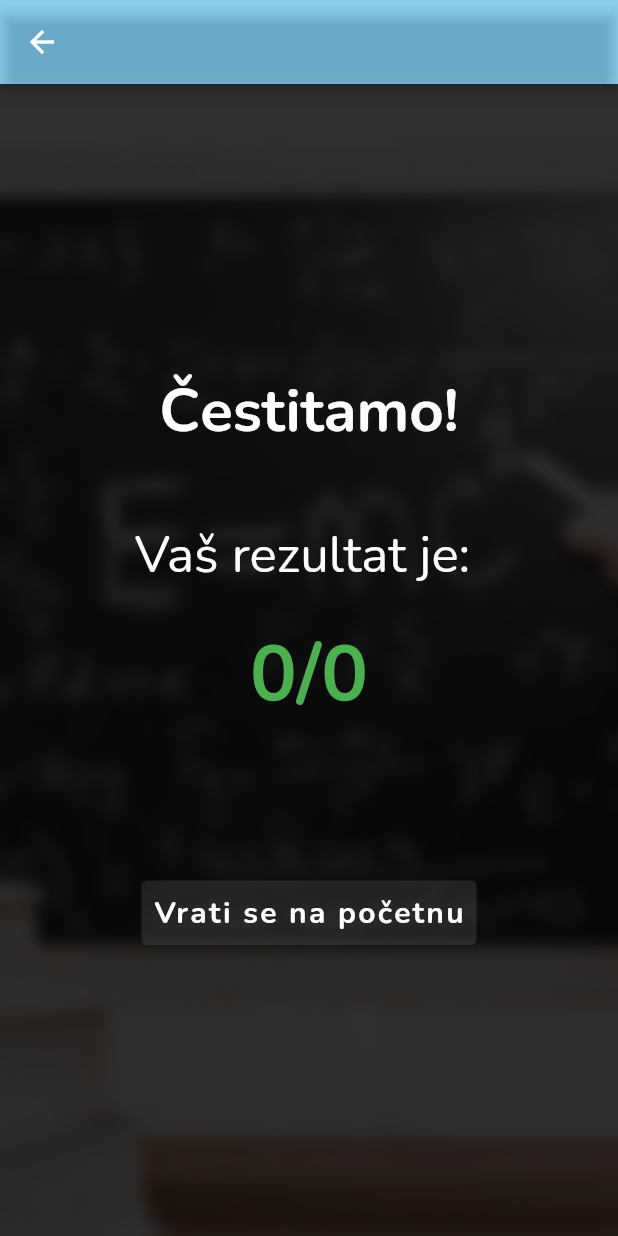
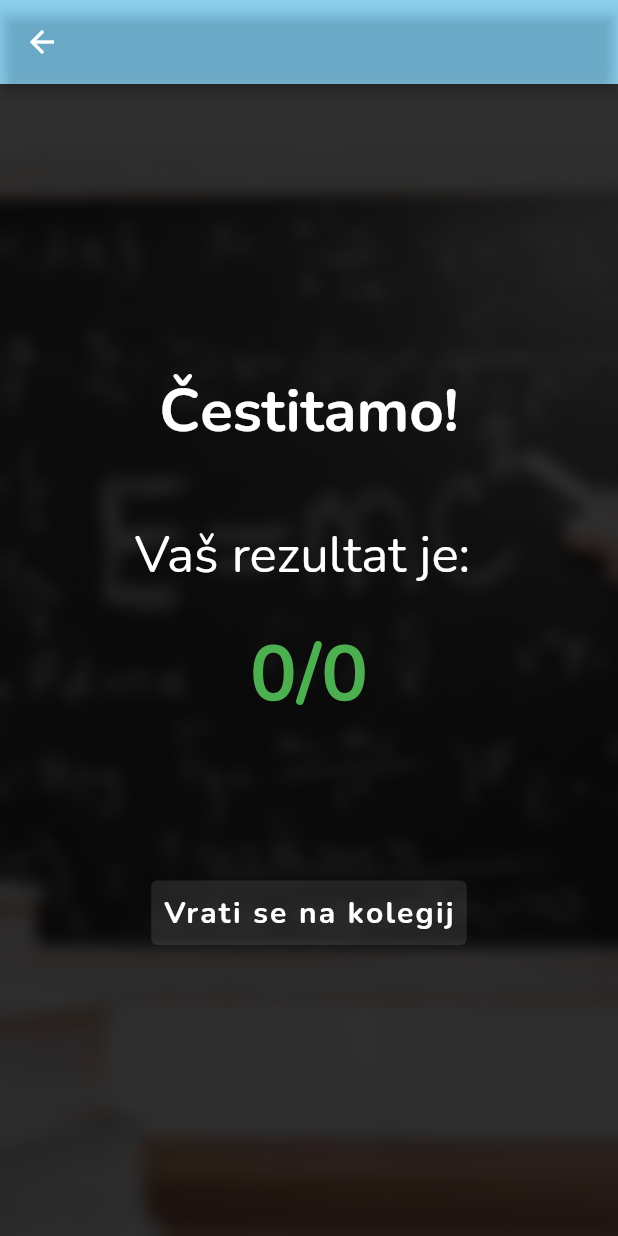
Before and after one commit to LukaMarkic/students_lab, a Flutter app: the ResultPage screen opened directly with empty values, on a phone screen of 412 x 824 dp. Run offline on Flutter 3.47's test engine with Material 2 defaults, Android fonts, the phone set to English and light mode, and no system bars; our stand-ins replace cloud_firestore, date_time_picker, dio, dropdown_button2, file_picker, firebase_auth and 13 more; missing offline and left inert: countdown_progress_indicator, internationalization, syncfusion_localizations; accounts and stored records are empty; project files that could hold a hidden picture were left out.

Commit message:
student_lab

```diff
--- a/lib/screens/quiz/quizScreen.dart
+++ b/lib/screens/quiz/quizScreen.dart
@@ -141,6 +141,7 @@ class _QuizScreenState extends State<QuizScreen> {
                               margin: const EdgeInsets.only( top: 10.0),
 
                               child: RawMaterialButton(
+                                padding: EdgeInsets.symmetric(horizontal: 10),
                                 shape: RoundedRectangleBorder(
                                               borderRadius: BorderRadius.circular(16.0),
                                               side: const BorderSide(color: Colors.black54)
@@ -192,7 +193,7 @@ class _QuizScreenState extends State<QuizScreen> {
 
     } else {
       _controller!.nextPage(
-          duration: const Duration(milliseconds: 50),
+          duration: const Duration(milliseconds: 100),
           curve: Curves.bounceIn);
 
       setState(() {
@@ -321,7 +322,7 @@ class ResultPage extends StatelessWidget {
                           goToCoursePage(context);
                         },
                         style: ButtonStyle(backgroundColor: MaterialStateProperty.all(Colors.white10)),
-                        child: const Text('Vrati se na početnu',
+                        child: const Text('Vrati se na kolegij',
                           style: TextStyle(
                             fontSize: 20.0,
                             fontWeight: FontWeight.bold,
```
